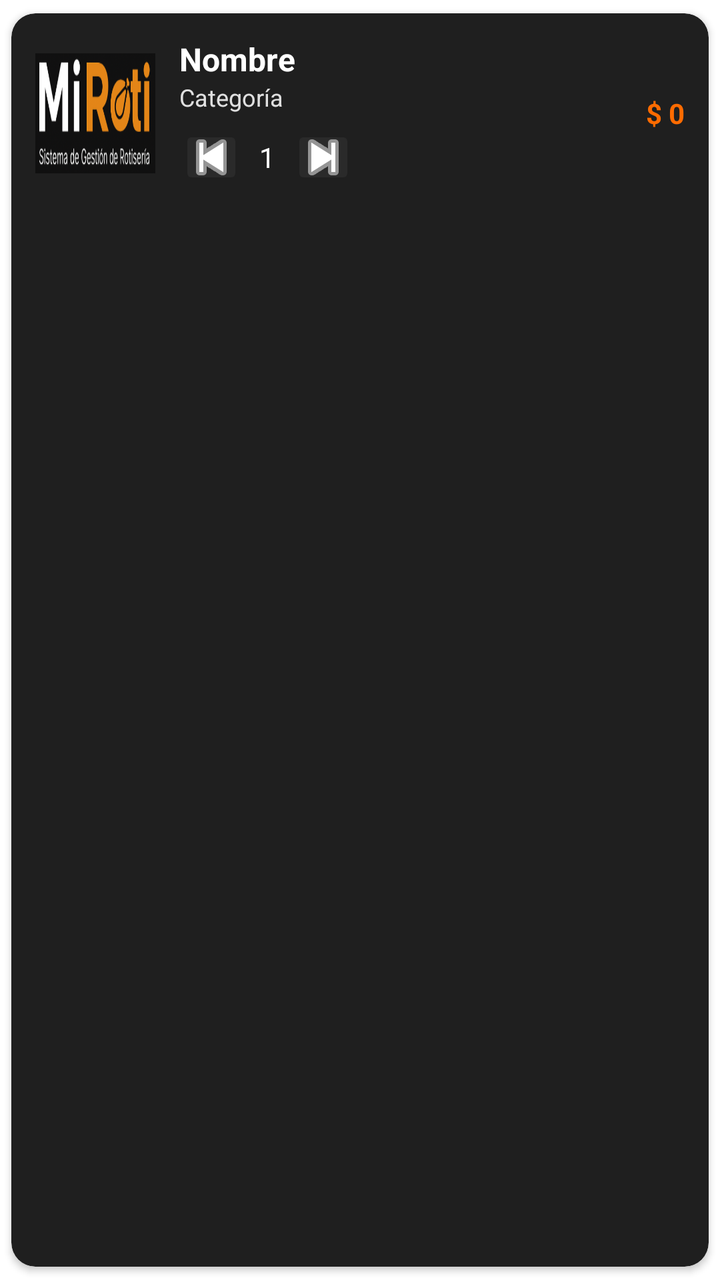
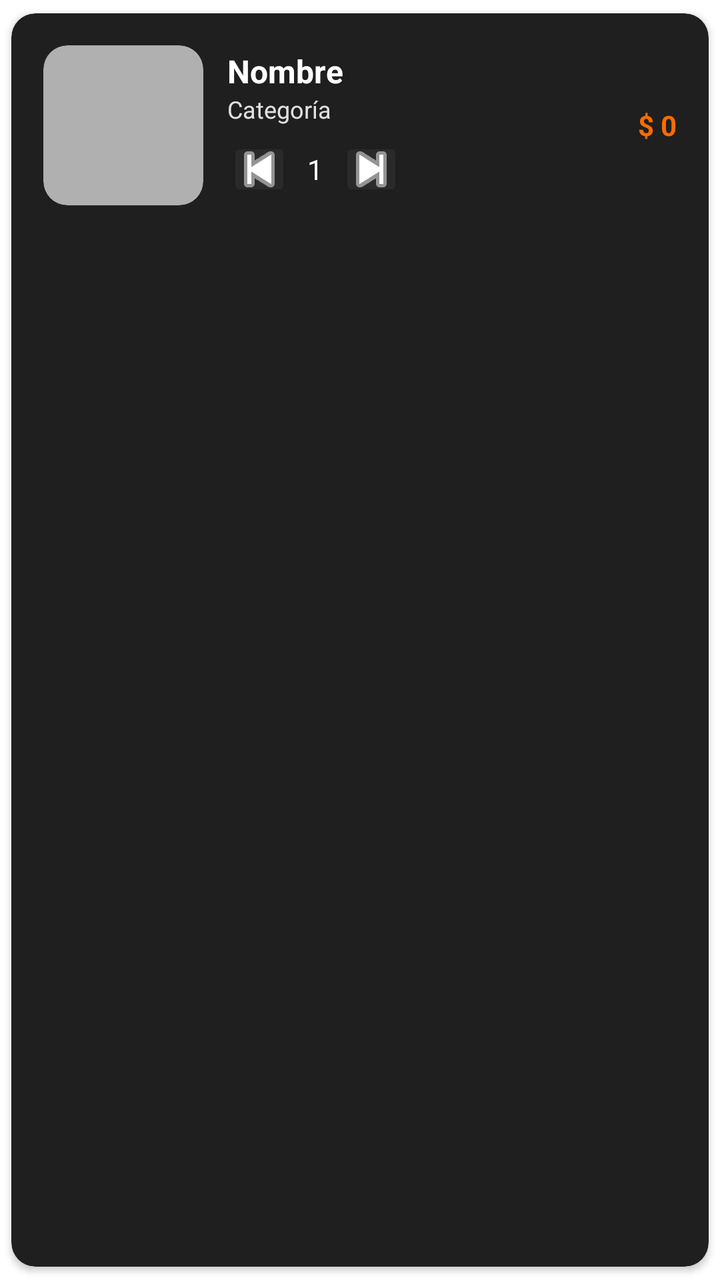

Screens rendered from an Android XML layout before and after an edit, with the pre-edit source and the edit as a unified diff.
<!-- AndroidManifest.xml: application theme Theme.MiRotiMobile -->
<!-- res/layout/item_detalle_carrito.xml -->
<?xml version="1.0" encoding="utf-8"?>
<androidx.cardview.widget.CardView xmlns:android="http://schemas.android.com/apk/res/android"
    xmlns:card_view="http://schemas.android.com/apk/res-auto"
    android:layout_width="match_parent"
    android:layout_height="wrap_content"
    android:layout_marginBottom="8dp"
    card_view:cardCornerRadius="12dp"
    card_view:cardElevation="2dp"
    card_view:cardUseCompatPadding="true"
    card_view:cardBackgroundColor="#1F1F1F">

    <LinearLayout
        android:layout_width="match_parent"
        android:layout_height="wrap_content"
        android:padding="12dp"
        android:orientation="horizontal"
        android:gravity="center_vertical">

        <ImageView
            android:id="@+id/imgDetallePlato"
            android:layout_width="60dp"
            android:layout_height="60dp"
            android:contentDescription="Imagen del plato"
            android:scaleType="centerCrop"
            android:background="@drawable/logo_miroti" />

        <LinearLayout
            android:layout_width="0dp"
            android:layout_height="wrap_content"
            android:layout_weight="1"
            android:orientation="vertical"
            android:layout_marginStart="12dp">

            <TextView
                android:id="@+id/txtDetalleNombre"
                android:layout_width="match_parent"
                android:layout_height="wrap_content"
                android:text="Nombre"
                android:textColor="@color/white"
                android:textStyle="bold"
                android:textSize="16sp" />

            <TextView
                android:id="@+id/txtDetalleCategoria"
                android:layout_width="match_parent"
                android:layout_height="wrap_content"
                android:text="Categoría"
                android:textColor="@color/text_light"
                android:textSize="12sp" />

            <LinearLayout
                android:layout_width="match_parent"
                android:layout_height="wrap_content"
                android:orientation="horizontal"
                android:gravity="center_vertical"
                android:layout_marginTop="6dp">

                <ImageButton
                    android:id="@+id/btnRestar"
                    android:layout_width="32dp"
                    android:layout_height="32dp"
                    android:src="@android:drawable/ic_media_previous"
                    android:tint="@color/white"
                    android:backgroundTint="#2a2a2a"
                    android:contentDescription="Restar" />

                <TextView
                    android:id="@+id/txtCantidad"
                    android:layout_width="wrap_content"
                    android:layout_height="wrap_content"
                    android:text="1"
                    android:textColor="@color/white"
                    android:layout_marginHorizontal="8dp" />

                <ImageButton
                    android:id="@+id/btnSumar"
                    android:layout_width="32dp"
                    android:layout_height="32dp"
                    android:src="@android:drawable/ic_media_next"
                    android:tint="@color/white"
                    android:backgroundTint="#2a2a2a"
                    android:contentDescription="Sumar" />
            </LinearLayout>
        </LinearLayout>

        <TextView
            android:id="@+id/txtDetallePrecio"
            android:layout_width="wrap_content"
            android:layout_height="wrap_content"
            android:text="$ 0"
            android:textColor="@color/miroti_orange"
            android:textStyle="bold" />
    </LinearLayout>
</androidx.cardview.widget.CardView>
<!-- resources referenced by this layout -->
<resources>
  <color name="miroti_orange">#FF6B00</color>
  <color name="text_light">#E0E0E0</color>
  <color name="white">#FFFFFFFF</color>
  <!-- drawable logo_miroti: png bitmap (drawable, 52087 bytes) -->
  <style name="Theme.MiRotiMobile" parent="Base.Theme.MiRotiMobile" />
  <style name="Base.Theme.MiRotiMobile" parent="Theme.MaterialComponents.DayNight.NoActionBar">
          <item name="colorPrimary">#FCA311</item>
          <item name="colorPrimaryVariant">#E59500</item>
          <item name="colorOnPrimary">#FFFFFF</item>
      </style>
</resources>

<!-- the commit's change to res/layout/item_detalle_carrito.xml (unified diff, before → after) -->
@@ -12,17 +12,18 @@
     <LinearLayout
         android:layout_width="match_parent"
         android:layout_height="wrap_content"
-        android:padding="12dp"
+        android:padding="16dp"
         android:orientation="horizontal"
         android:gravity="center_vertical">
 
         <ImageView
             android:id="@+id/imgDetallePlato"
-            android:layout_width="60dp"
-            android:layout_height="60dp"
+            android:layout_width="80dp"
+            android:layout_height="80dp"
             android:contentDescription="Imagen del plato"
             android:scaleType="centerCrop"
-            android:background="@drawable/logo_miroti" />
+            android:background="@drawable/bg_image_rounded"
+            android:clipToOutline="true" />
 
         <LinearLayout
             android:layout_width="0dp"
<!-- resource entries referenced after the edit -->
@@ -3,8 +3,15 @@
   <color name="miroti_orange">#FF6B00</color>
   <color name="text_light">#E0E0E0</color>
   <color name="white">#FFFFFFFF</color>
-  <!-- drawable logo_miroti: png bitmap (drawable, 52087 bytes) -->
+  <!-- drawable bg_image_rounded (drawable) -->
+  <?xml version="1.0" encoding="utf-8"?>
+  <shape xmlns:android="http://schemas.android.com/apk/res/android"
+      android:shape="rectangle">
+      <corners android:radius="12dp" />
+      <solid android:color="@color/nav_icon_inactive" />
+  </shape>
   <style name="Theme.MiRotiMobile" parent="Base.Theme.MiRotiMobile" />
+  <color name="nav_icon_inactive">#B0B0B0</color>
   <style name="Base.Theme.MiRotiMobile" parent="Theme.MaterialComponents.DayNight.NoActionBar">
           <item name="colorPrimary">#FCA311</item>
           <item name="colorPrimaryVariant">#E59500</item>
